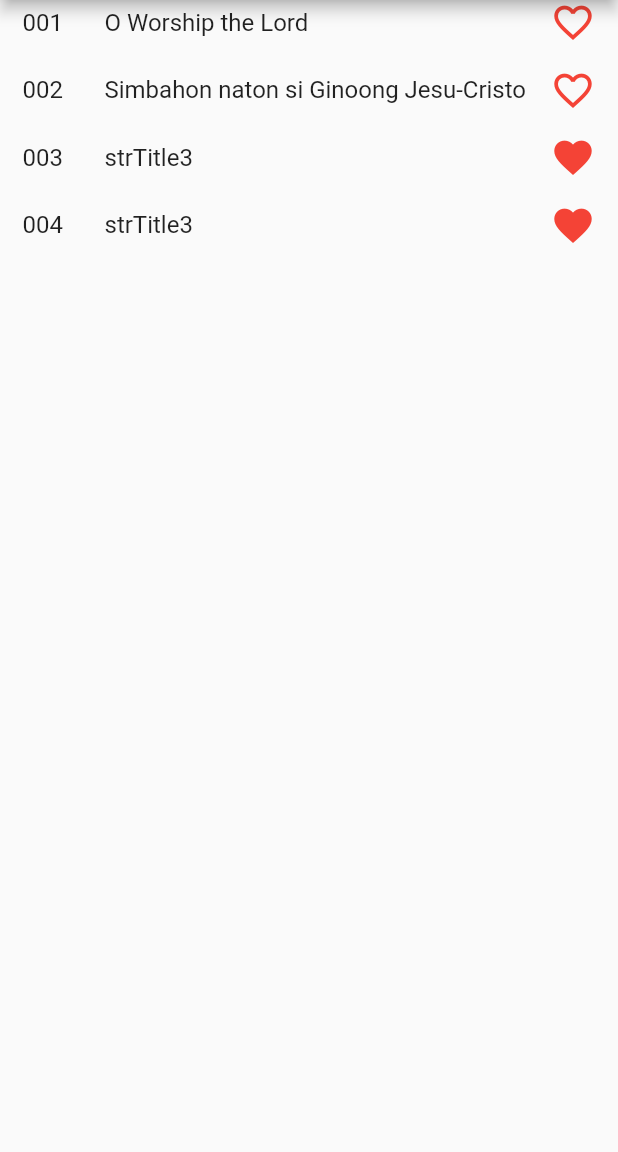
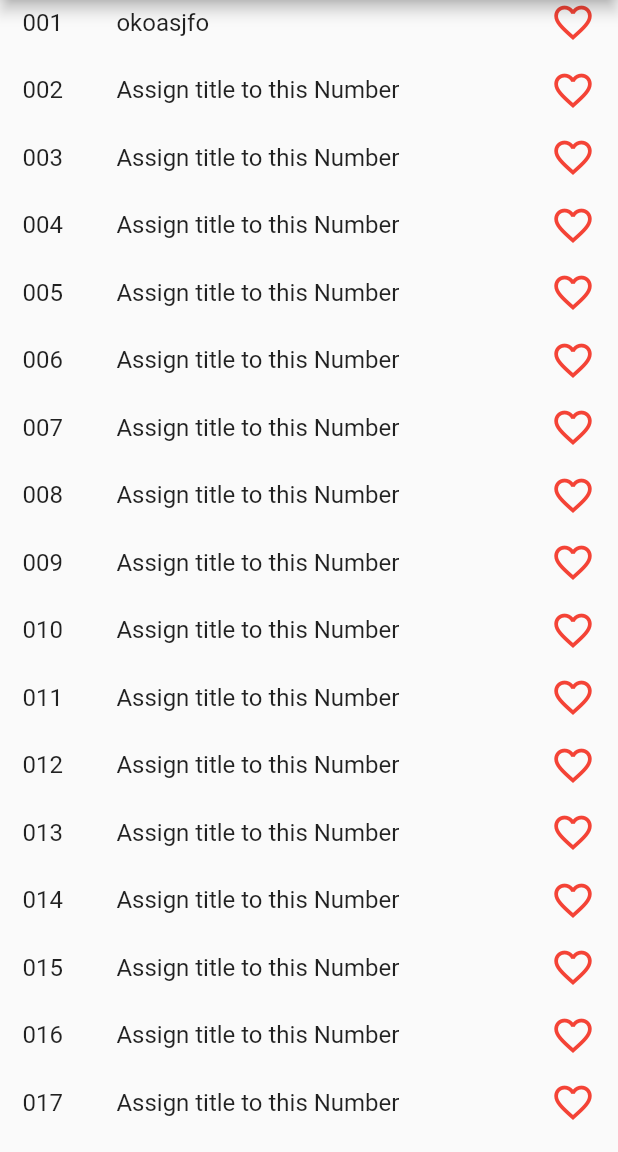
Before and after one commit to maicpol/1st-flutter, a Flutter app: the screen it shows after launch, on a phone screen of 412 x 824 dp, the part 84-1236 px from its top. Run offline on Flutter 3.47's test engine with Material 2 defaults, Android fonts, the phone set to English and light mode, and no system bars; our stand-ins replace persistent_bottom_nav_bar.

Commit message:
added new features

```diff
--- a/lib/main.dart
+++ b/lib/main.dart
@@ -1,4 +1,5 @@
 import 'package:flutter/material.dart';
+import 'package:persistent_bottom_nav_bar/persistent-tab-view.dart';
 
 void main() => runApp(MyApp());
 
@@ -18,9 +19,21 @@ class MyHomePage extends StatefulWidget {
   MyHomePage({Key? key, required this.title}) : super(key: key);
 
   final String title;
-  final List<String> list = List.generate(10, (index) => 'Text $index');
+  final List<String> list = List.generate(
+      10,
+      (index) =>
+          '${(index + 1).toString().padLeft(3, '0')}          ${songTitle(index + 1)}');
   @override
   _MyHomePageState createState() => _MyHomePageState();
+}
+
+songTitle(int num) {
+  switch (num) {
+    case 1:
+      return "okoasjfo";
+    default:
+      return "Assign title to this Number";
+  }
 }
 
 class SongDetail {
@@ -92,15 +105,37 @@ class Search extends SearchDelegate {
   }
 }
 
-class _MyHomePageState extends State<MyHomePage> {
-  List<SongDetail> arrSongList = [
-    new SongDetail("O Worship the Lord", false),
-    new SongDetail("Simbahon naton si Ginoong Jesu-Cristo", false),
-    new SongDetail("strTitle3", true),
-    new SongDetail("strTitle3", true),
-  ];
+class FotterButton extends StatelessWidget {
   @override
   Widget build(BuildContext context) {
+    return Align(
+      alignment: Alignment.bottomCenter,
+      child: ElevatedButton(
+        onPressed: () {},
+        child: const Text('Bottom Button!', style: TextStyle(fontSize: 20)),
+        // color: Colors.blue,
+        // textColor: Colors.white,
+        // elevation: 5,
+      ),
+    );
+  }
+}
+
+class _MyHomePageState extends State<MyHomePage> {
+  List<SongDetail> arrSongList = List.generate(
+      600, (index) => new SongDetail(songTitle(index + 1), false));
+  //List<String> arrSongList = List.generate(600,(index) => '${(index + 1).toString().padLeft(3, '0')}     ${songTitle(index+1)}'); //[
+  //   new SongDetail("O Worship the Lord", false),
+  //   new SongDetail("Simbahon naton si Ginoong Jesu-Cristo", false),
+  //   new SongDetail("strTitle3", true),
+  //   new SongDetail("strTitle3", true),
+  // ];
+
+  @override
+  Widget build(BuildContext context) {
+    PersistentTabController _controller;
+
+    _controller = PersistentTabController(initialIndex: 0);
     return Scaffold(
       appBar: AppBar(
         actions: <Widget>[
@@ -126,7 +161,7 @@ class _MyHomePageState extends State<MyHomePage> {
                   MaterialPageRoute(
                       builder: (context) => LyricPage(
                             songNumber: n,
-                            songTitle: t,
+                            songTitle: songTitle(n),
                           )));
             },
             child: Container(
@@ -142,7 +177,7 @@ class _MyHomePageState extends State<MyHomePage> {
                           new Container(
                             child: Text(
                               (index + 1).toString().padLeft(3, '0') +
-                                  "       " +
+                                  "         " +
                                   arrSongList[index].strTitle,
                               textAlign: TextAlign.left,
                               style: TextStyle(fontSize: 16),
@@ -180,6 +215,11 @@ class _MyHomePageState extends State<MyHomePage> {
           );
         },
       ),
+      // bottomNavigationBar: BottomNavigationBar(items: [],);
+      // child: ElevatedButton(
+      //   onPressed: () {},
+      //   child: const Text('Bottom Button!', style: TextStyle(fontSize: 20)),
+      // ),
     );
   }
 }
--- a/pubspec.yaml
+++ b/pubspec.yaml
@@ -23,6 +23,7 @@ environment:
 dependencies:
   flutter:
     sdk: flutter
+  persistent_bottom_nav_bar: any
 
 
   # The following adds the Cupertino Icons font to your application.
```
Also changed, not shown: pubspec.lock, 1 other file.
